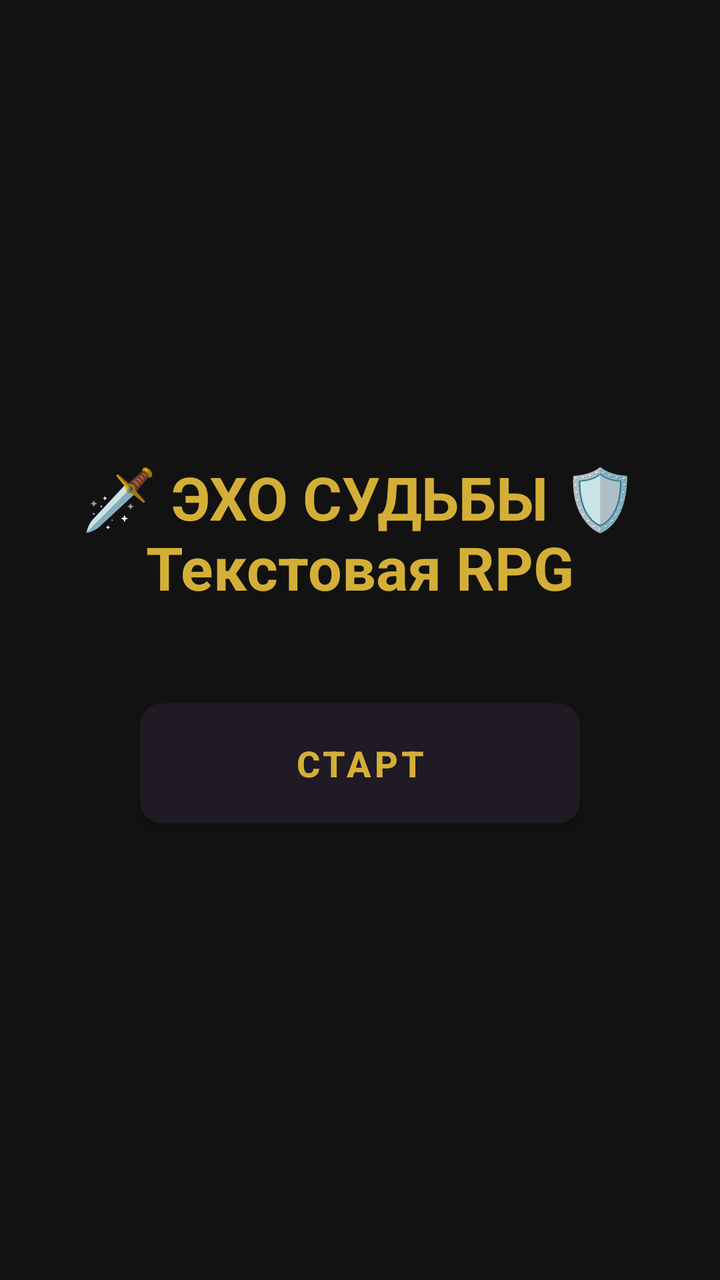
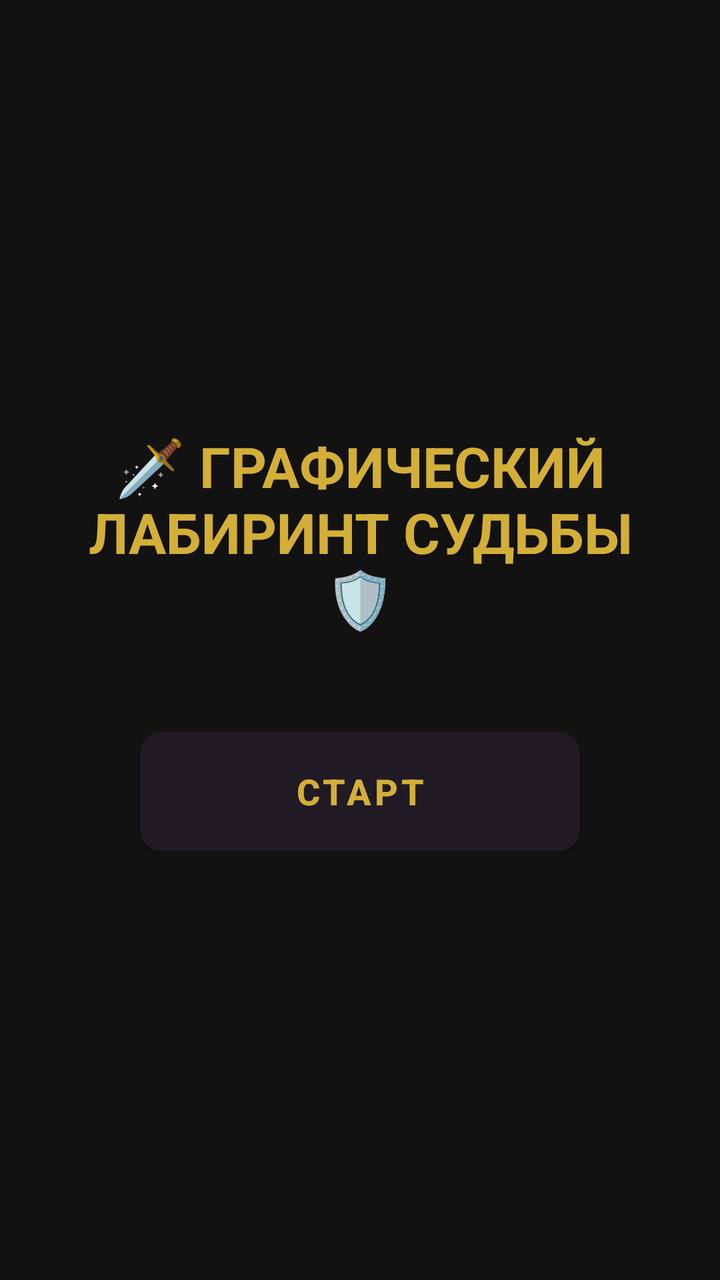

Compare the two renders of this Android layout. The source of the first and the diff that turns it into the second are given below.
<!-- AndroidManifest.xml: application theme Theme.TextRPG -->
<!-- res/layout/activity_main.xml -->
<?xml version="1.0" encoding="utf-8"?>
<FrameLayout xmlns:android="http://schemas.android.com/apk/res/android"
    android:layout_width="match_parent"
    android:layout_height="match_parent"
    android:background="@color/background">

    
    <LinearLayout
        android:id="@+id/layoutMainMenu"
        android:layout_width="match_parent"
        android:layout_height="match_parent"
        android:gravity="center"
        android:orientation="vertical"
        android:padding="24dp">

        <TextView
            android:layout_width="wrap_content"
            android:layout_height="wrap_content"
            android:layout_marginBottom="48dp"
            android:text="🗡️ ЭХО СУДЬБЫ 🛡️\nТекстовая RPG"
            android:gravity="center"
            android:textColor="@color/accent"
            android:textSize="30sp"
            android:textStyle="bold" />

        <Button
            android:id="@+id/btnStartMenu"
            android:layout_width="220dp"
            android:layout_height="60dp"
            android:background="@drawable/btn_3d_primary"
            android:text="@string/btn_start"
            android:textColor="@color/accent"
            android:textSize="18sp"
            android:textStyle="bold" />
    </LinearLayout>

    
    <LinearLayout
        android:id="@+id/layoutCharCreation"
        android:layout_width="match_parent"
        android:layout_height="match_parent"
        android:orientation="vertical"
        android:padding="24dp"
        android:visibility="gone">

        <TextView
            android:layout_width="wrap_content"
            android:layout_height="wrap_content"
            android:layout_gravity="center_horizontal"
            android:layout_marginTop="24dp"
            android:layout_marginBottom="24dp"
            android:text="@string/title_char_creation"
            android:textColor="@color/accent"
            android:textSize="22sp"
            android:textStyle="bold" />

        <EditText
            android:id="@+id/etCharName"
            android:layout_width="match_parent"
            android:layout_height="wrap_content"
            android:layout_marginBottom="24dp"
            android:hint="@string/hint_char_name"
            android:inputType="textPersonName"
            android:textColor="@color/text_primary"
            android:textColorHint="@color/text_secondary" />

        <TextView
            android:layout_width="wrap_content"
            android:layout_height="wrap_content"
            android:layout_marginBottom="12dp"
            android:text="Выберите ваш класс:"
            android:textColor="@color/text_primary"
            android:textSize="16sp" />

        <RadioGroup
            android:id="@+id/rgClasses"
            android:layout_width="match_parent"
            android:layout_height="wrap_content"
            android:orientation="vertical">

            <RadioButton
                android:id="@+id/rbWarrior"
                android:layout_width="match_parent"
                android:layout_height="wrap_content"
                android:checked="true"
                android:text="🛡️ Воин (200 брони, Сила)"
                android:textColor="@color/text_primary"
                android:textSize="16sp" />

            <RadioButton
                android:id="@+id/rbMage"
                android:layout_width="match_parent"
                android:layout_height="wrap_content"
                android:text="🔮 Маг (Мощная магия)"
                android:textColor="@color/text_primary"
                android:textSize="16sp" />

            <RadioButton
                android:id="@+id/rbRogue"
                android:layout_width="match_parent"
                android:layout_height="wrap_content"
                android:text="🗡️ Разбойник (25% уклонения)"
                android:textColor="@color/text_primary"
                android:textSize="16sp" />
        </RadioGroup>

        <Button
            android:id="@+id/btnCreateChar"
            android:layout_width="match_parent"
            android:layout_height="60dp"
            android:layout_marginTop="32dp"
            android:background="@drawable/btn_3d_primary"
            android:text="@string/btn_create"
            android:textColor="@color/accent"
            android:textSize="16sp"
            android:textStyle="bold" />
    </LinearLayout>

    
    <LinearLayout
        android:id="@+id/layoutGameMain"
        android:layout_width="match_parent"
        android:layout_height="match_parent"
        android:orientation="vertical"
        android:visibility="gone">

        
        <LinearLayout
            android:layout_width="match_parent"
            android:layout_height="wrap_content"
            android:background="@color/primary_variant"
            android:gravity="center_vertical"
            android:orientation="horizontal"
            android:padding="12dp">

            <LinearLayout
                android:layout_width="0dp"
                android:layout_height="wrap_content"
                android:layout_weight="1"
                android:orientation="vertical">

                <TextView
                    android:id="@+id/tvHeroInfo"
                    android:layout_width="wrap_content"
                    android:layout_height="wrap_content"
                    android:text="Имя (Класс)"
                    android:textColor="@color/accent"
                    android:textSize="16sp"
                    android:textStyle="bold" />

                <TextView
                    android:id="@+id/tvHeroLevel"
                    android:layout_width="wrap_content"
                    android:layout_height="wrap_content"
                    android:text="Уровень: 1"
                    android:textColor="@color/text_secondary"
                    android:textSize="12sp" />

                
                <LinearLayout
                    android:layout_width="match_parent"
                    android:layout_height="wrap_content"
                    android:layout_marginTop="4dp"
                    android:gravity="center_vertical"
                    android:orientation="horizontal">
                    <ProgressBar
                        android:id="@+id/pbHealth"
                        style="?android:attr/progressBarStyleHorizontal"
                        android:layout_width="130dp"
                        android:layout_height="14dp"
                        android:max="100"
                        android:progress="100"
                        android:progressDrawable="@drawable/pb_3d_health" />
                    <TextView
                        android:id="@+id/tvHealthStatus"
                        android:layout_width="wrap_content"
                        android:layout_height="wrap_content"
                        android:layout_marginStart="8dp"
                        android:text="100/100 HP"
                        android:textColor="#FF6666"
                        android:textSize="12sp"
                        android:textStyle="bold" />
                </LinearLayout>

                
                <LinearLayout
                    android:layout_width="match_parent"
                    android:layout_height="wrap_content"
                    android:layout_marginTop="3dp"
                    android:gravity="center_vertical"
                    android:orientation="horizontal">
                    <ProgressBar
                        android:id="@+id/pbMana"
                        style="?android:attr/progressBarStyleHorizontal"
                        android:layout_width="130dp"
                        android:layout_height="14dp"
                        android:max="100"
                        android:progress="100"
                        android:progressDrawable="@drawable/pb_3d_mana" />
                    <TextView
                        android:id="@+id/tvManaStatus"
                        android:layout_width="wrap_content"
                        android:layout_height="wrap_content"
                        android:layout_marginStart="8dp"
                        android:text="30/30 MP"
                        android:textColor="#66B2FF"
                        android:textSize="12sp"
                        android:textStyle="bold" />
                </LinearLayout>
            </LinearLayout>

            <Button
                android:id="@+id/btnOpenTalents"
                android:layout_width="wrap_content"
                android:layout_height="wrap_content"
                android:background="@drawable/btn_3d_primary"
                android:paddingHorizontal="12dp"
                android:text="@string/btn_talents"
                android:textColor="@color/accent"
                android:textSize="13sp"
                android:textStyle="bold" />
        </LinearLayout>

        
        <LinearLayout
            android:layout_width="match_parent"
            android:layout_height="0dp"
            android:layout_weight="1"
            android:orientation="horizontal">

            <ScrollView
                android:layout_width="0dp"
                android:layout_height="match_parent"
                android:layout_weight="1"
                android:padding="16dp">

                <TextView
                    android:id="@+id/tvGameLog"
                    android:layout_width="match_parent"
                    android:layout_height="wrap_content"
                    android:lineSpacingExtra="5dp"
                    android:text="Загрузка сюжета..."
                    android:textColor="@color/text_primary"
                    android:textSize="16sp" />
            </ScrollView>

            <LinearLayout
                android:id="@+id/layoutAbilityContainer"
                android:layout_width="wrap_content"
                android:layout_height="match_parent"
                android:gravity="center_vertical"
                android:orientation="vertical"
                android:paddingEnd="12dp"
                android:visibility="gone">

                <Button
                    android:id="@+id/btnClassAbility"
                    android:layout_width="80dp"
                    android:layout_height="80dp"
                    android:background="@drawable/btn_3d_primary"
                    android:padding="2dp"
                    android:text="Раж"
                    android:textColor="#FFFFFF"
                    android:textSize="11sp"
                    android:textStyle="bold" />
            </LinearLayout>

        </LinearLayout>

        
        <LinearLayout
            android:id="@+id/layoutOptionsContainer"
            android:layout_width="match_parent"
            android:layout_height="wrap_content"
            android:orientation="vertical"
            android:padding="16dp" />

    </LinearLayout>

</FrameLayout>
<!-- resources referenced by this layout -->
<resources>
  <color name="accent">#D4AF37</color>
  <color name="background">#121212</color>
  <color name="primary_variant">#120F17</color>
  <color name="text_primary">#E0E0E0</color>
  <color name="text_secondary">#9E9E9E</color>
  <!-- drawable btn_3d_primary (drawable) -->
  <?xml version="1.0" encoding="utf-8"?>
  <selector xmlns:android="http://schemas.android.com/apk/res/android">
      <item android:state_pressed="true">
          <shape android:shape="rectangle">
              <corners android:radius="10dp" />
              <gradient
                  android:angle="270"
                  android:endColor="#3A2D13"
                  android:startColor="#8B6914" />
              <stroke android:width="2dp" android:color="#FFD700" />
          </shape>
      </item>
      <item>
          <shape android:shape="rectangle">
              <corners android:radius="10dp" />
              <gradient
                  android:angle="270"
                  android:endColor="#1E1911"
                  android:centerColor="#4A3B18"
                  android:startColor="#8B6914" />
              <stroke android:width="2dp" android:color="#D4AF37" />
          </shape>
      </item>
  </selector>
  <!-- drawable pb_3d_health (drawable) -->
  <?xml version="1.0" encoding="utf-8"?>
  <layer-list xmlns:android="http://schemas.android.com/apk/res/android">
      <item android:id="@android:id/background">
          <shape>
              <corners android:radius="6dp" />
              <solid android:color="#2A0A0A" />
              <stroke android:width="1dp" android:color="#551111" />
          </shape>
      </item>
      <item android:id="@android:id/progress">
          <clip>
              <shape>
                  <corners android:radius="6dp" />
                  <gradient
                      android:angle="270"
                      android:endColor="#8B0000"
                      android:centerColor="#FF3333"
                      android:startColor="#FF8888" />
              </shape>
          </clip>
      </item>
  </layer-list>
  <!-- drawable pb_3d_mana (drawable) -->
  <?xml version="1.0" encoding="utf-8"?>
  <layer-list xmlns:android="http://schemas.android.com/apk/res/android">
      <item android:id="@android:id/background">
          <shape>
              <corners android:radius="6dp" />
              <solid android:color="#0A1A2A" />
              <stroke android:width="1dp" android:color="#113355" />
          </shape>
      </item>
      <item android:id="@android:id/progress">
          <clip>
              <shape>
                  <corners android:radius="6dp" />
                  <gradient
                      android:angle="270"
                      android:endColor="#004080"
                      android:centerColor="#0080FF"
                      android:startColor="#80C0FF" />
              </shape>
          </clip>
      </item>
  </layer-list>
  <string name="btn_create">Начать приключение</string>
  <string name="btn_start">Старт</string>
  <string name="btn_talents">Таланты</string>
  <string name="hint_char_name">Введите имя героя</string>
  <string name="title_char_creation">Создание персонажа</string>
  <style name="Theme.TextRPG" parent="Theme.MaterialComponents.DayNight.NoActionBar">
          <item name="colorPrimary">@color/primary</item>
          <item name="colorPrimaryVariant">@color/primary_variant</item>
          <item name="colorSecondary">@color/accent</item>
          <item name="android:windowBackground">@color/background</item>
      </style>
  <color name="primary">#1F1A24</color>
</resources>

<!-- the commit's change to res/layout/activity_main.xml (unified diff, before → after) -->
@@ -17,10 +17,10 @@
             android:layout_width="wrap_content"
             android:layout_height="wrap_content"
             android:layout_marginBottom="48dp"
-            android:text="🗡️ ЭХО СУДЬБЫ 🛡️\nТекстовая RPG"
+            android:text="🗡️ ГРАФИЧЕСКИЙ\nЛАБИРИНТ СУДЬБЫ 🛡️"
             android:gravity="center"
             android:textColor="@color/accent"
-            android:textSize="30sp"
+            android:textSize="28sp"
             android:textStyle="bold" />
 
         <Button
@@ -64,14 +64,6 @@
             android:textColor="@color/text_primary"
             android:textColorHint="@color/text_secondary" />
 
-        <TextView
-            android:layout_width="wrap_content"
-            android:layout_height="wrap_content"
-            android:layout_marginBottom="12dp"
-            android:text="Выберите ваш класс:"
-            android:textColor="@color/text_primary"
-            android:textSize="16sp" />
-
         <RadioGroup
             android:id="@+id/rgClasses"
             android:layout_width="match_parent"
@@ -156,7 +148,6 @@
                     android:textColor="@color/text_secondary"
                     android:textSize="12sp" />
 
-                
                 <LinearLayout
                     android:layout_width="match_parent"
                     android:layout_height="wrap_content"
@@ -166,8 +157,8 @@
                     <ProgressBar
                         android:id="@+id/pbHealth"
                         style="?android:attr/progressBarStyleHorizontal"
-                        android:layout_width="130dp"
-                        android:layout_height="14dp"
+                        android:layout_width="120dp"
+                        android:layout_height="12dp"
                         android:max="100"
                         android:progress="100"
                         android:progressDrawable="@drawable/pb_3d_health" />
@@ -175,25 +166,24 @@
                         android:id="@+id/tvHealthStatus"
                         android:layout_width="wrap_content"
                         android:layout_height="wrap_content"
-                        android:layout_marginStart="8dp"
+                        android:layout_marginStart="6dp"
                         android:text="100/100 HP"
                         android:textColor="#FF6666"
-                        android:textSize="12sp"
+                        android:textSize="11sp"
                         android:textStyle="bold" />
                 </LinearLayout>
 
-                
                 <LinearLayout
                     android:layout_width="match_parent"
                     android:layout_height="wrap_content"
-                    android:layout_marginTop="3dp"
+                    android:layout_marginTop="2dp"
                     android:gravity="center_vertical"
                     android:orientation="horizontal">
                     <ProgressBar
                         android:id="@+id/pbMana"
                         style="?android:attr/progressBarStyleHorizontal"
-                        android:layout_width="130dp"
-                        android:layout_height="14dp"
+                        android:layout_width="120dp"
+                        android:layout_height="12dp"
                         android:max="100"
                         android:progress="100"
                         android:progressDrawable="@drawable/pb_3d_mana" />
@@ -201,10 +191,10 @@
                         android:id="@+id/tvManaStatus"
                         android:layout_width="wrap_content"
                         android:layout_height="wrap_content"
-                        android:layout_marginStart="8dp"
+                        android:layout_marginStart="6dp"
                         android:text="30/30 MP"
                         android:textColor="#66B2FF"
-                        android:textSize="12sp"
+                        android:textSize="11sp"
                         android:textStyle="bold" />
                 </LinearLayout>
             </LinearLayout>
@@ -228,21 +218,12 @@
             android:layout_weight="1"
             android:orientation="horizontal">
 
-            <ScrollView
+            
+            <com.example.textrpg.GameView
+                android:id="@+id/gameView"
                 android:layout_width="0dp"
                 android:layout_height="match_parent"
-                android:layout_weight="1"
-                android:padding="16dp">
-
-                <TextView
-                    android:id="@+id/tvGameLog"
-                    android:layout_width="match_parent"
-                    android:layout_height="wrap_content"
-                    android:lineSpacingExtra="5dp"
-                    android:text="Загрузка сюжета..."
-                    android:textColor="@color/text_primary"
-                    android:textSize="16sp" />
-            </ScrollView>
+                android:layout_weight="1" />
 
             <LinearLayout
                 android:id="@+id/layoutAbilityContainer"
@@ -250,13 +231,13 @@
                 android:layout_height="match_parent"
                 android:gravity="center_vertical"
                 android:orientation="vertical"
-                android:paddingEnd="12dp"
+                android:paddingEnd="8dp"
                 android:visibility="gone">
 
                 <Button
                     android:id="@+id/btnClassAbility"
-                    android:layout_width="80dp"
-                    android:layout_height="80dp"
+                    android:layout_width="75dp"
+                    android:layout_height="75dp"
                     android:background="@drawable/btn_3d_primary"
                     android:padding="2dp"
                     android:text="Раж"
@@ -264,8 +245,18 @@
                     android:textSize="11sp"
                     android:textStyle="bold" />
             </LinearLayout>
-
         </LinearLayout>
+
+        
+        <TextView
+            android:id="@+id/tvGameLog"
+            android:layout_width="match_parent"
+            android:layout_height="80dp"
+            android:paddingHorizontal="16dp"
+            android:paddingVertical="4dp"
+            android:text="Загрузка графического лабиринта..."
+            android:textColor="@color/text_primary"
+            android:textSize="14sp" />
 
         
         <LinearLayout
@@ -273,7 +264,7 @@
             android:layout_width="match_parent"
             android:layout_height="wrap_content"
             android:orientation="vertical"
-            android:padding="16dp" />
+            android:padding="12dp" />
 
     </LinearLayout>
 
